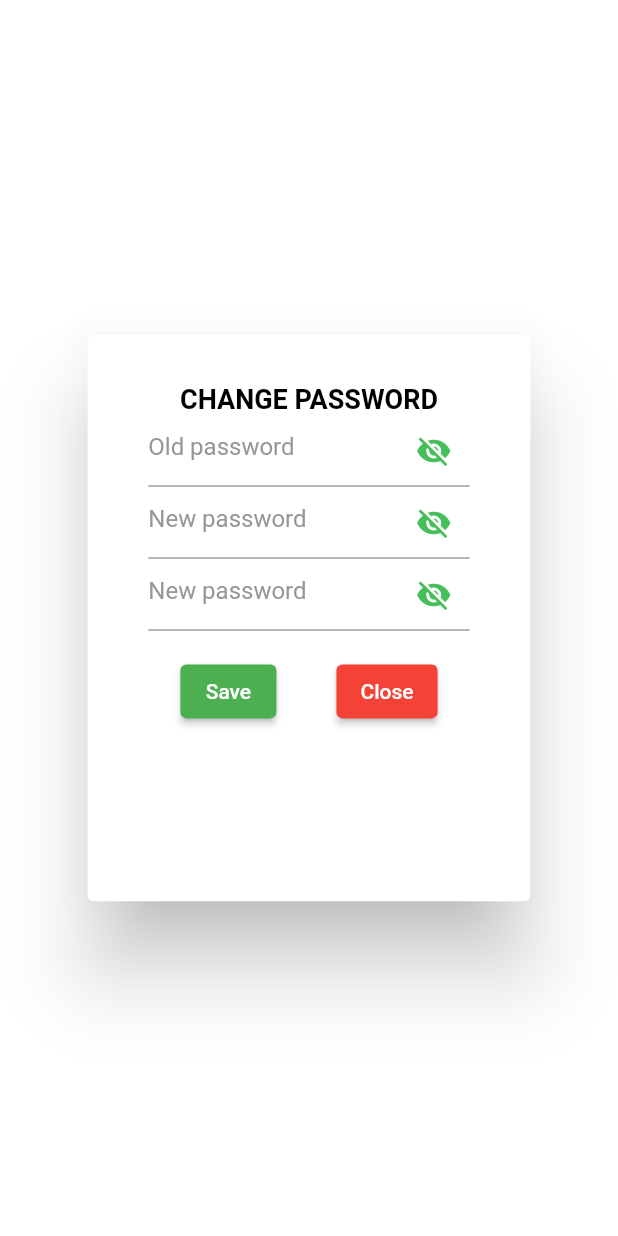
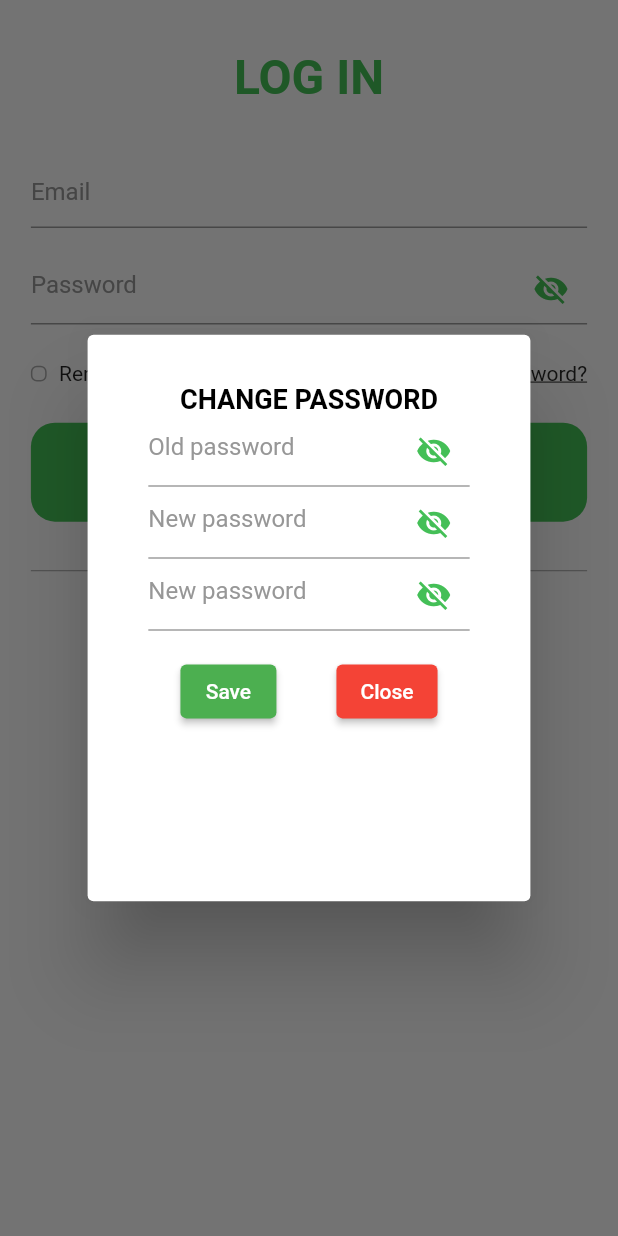
Before and after one commit to TranUy99/blood, a Flutter app: the LogInScreen screen opened directly, after a tap on an icon or button, on a phone screen of 412 x 824 dp. Run offline on Flutter 3.47's test engine with Material 2 defaults, Android fonts, the phone set to English and light mode, and no system bars; our stand-ins replace cached_network_image, carousel_slider, connectivity_plus, dio, flutter_rating_bar, get and 7 more; missing offline and left inert: custom_pop_up_menu, dart:ffi; accounts and stored records are empty; generated files the repository leaves out were written again; network calls fail; Roboto replaces fonts that are missing (Poppins).

```diff
--- a/lib/src/features/category/view_model/category_view_model.dart
+++ b/lib/src/features/category/view_model/category_view_model.dart
@@ -17,7 +17,7 @@ class CategoryViewModel {
         categoryFilterResponse =
             successCategoryFilterState.categoryFilterResponse!;
       } else if (state is ErrorCategoryFilterState) {
-        print('Category filter failed');
+        // print('Category filter failed');
       }
     });
 
--- /dev/null
+++ b/lib/src/features/forgot_password/view/forgot_password.dart
@@ -0,0 +1,214 @@
+import 'package:flutter/material.dart';
+
+import 'package:mobile_store/src/constant/color/color.dart';
+import 'package:mobile_store/src/constant/utils/validate.dart';
+import 'package:mobile_store/src/features/change_password/view_model/change_password_view_model.dart';
+import 'package:top_snackbar_flutter/custom_snack_bar.dart';
+import 'package:top_snackbar_flutter/top_snack_bar.dart';
+
+class ForgotPasswordScreen extends StatefulWidget {
+  const ForgotPasswordScreen({Key? key}) : super(key: key);
+  @override
+  State<ForgotPasswordScreen> createState() => _ForgotPasswordScreenState();
+}
+
+class _ForgotPasswordScreenState extends State<ForgotPasswordScreen> {
+  TextEditingController textPasswordController = TextEditingController();
+  TextEditingController textNewPasswordController = TextEditingController();
+  TextEditingController textOldPasswordController = TextEditingController();
+  TextEditingController textConfirmPasswordController = TextEditingController();
+  bool obscure = true;
+  ChangePasswordViewModel _changePasswordViewModel = ChangePasswordViewModel();
+  bool error = false;
+  bool errorNewPassword = false;
+  bool errorConfirmPassword = false;
+  String errorText = '';
+  String errorNewPasswordText = '';
+  String errorComFirmPasswordText = '';
+  @override
+  void dispose() {
+    // TODO: implement dispose
+    super.dispose();
+  }
+
+  @override
+  Widget build(BuildContext context) {
+    // var action;
+    return AlertDialog(
+      icon: SizedBox(
+        height: MediaQuery.of(context).size.height * 0.4,
+        width: MediaQuery.of(context).size.width * 0.6,
+        child: SingleChildScrollView(
+          child: Column(
+            children: [
+              Padding(
+                padding: EdgeInsets.only(top: MediaQuery.of(context).size.height * 0.01),
+                child: const Text('CHANGE PASSWORD',
+                    style: TextStyle(
+                      color: Colors.black,
+                      fontSize: 18,
+                      fontWeight: FontWeight.bold,
+                    )),
+              ),
+              Padding(
+                padding: EdgeInsets.symmetric(horizontal: MediaQuery.of(context).size.width * 0.04),
+                child: Column(
+                  children: [
+                    TextFormField(
+                      controller: textPasswordController,
+                      keyboardType: TextInputType.text,
+                      obscureText: obscure,
+                      decoration: InputDecoration(
+                          errorText: error ? errorText : null,
+                          hintText: 'Old password',
+                          hintStyle: const TextStyle(color: kTextFieldColor),
+                          focusedBorder: const UnderlineInputBorder(
+                              borderSide: BorderSide(color: kGreenColor)),
+                          suffixIcon: obscureChange()),
+                      onChanged: (value) {
+                        setState(() {
+                          // Check password
+                          if (value.isEmpty || Validate.checkInvalidateNewPassword(value)) {
+                            error = true;
+                            errorText = value.isEmpty
+                                ? 'Mật khẩu không được để trống'
+                                : 'Mật khẩu nên có chữ cái in hoa và kí tự đặc biệt';
+                          } else {
+                            error = false;
+                            errorText = '';
+                          }
+                        });
+                      },
+                    ),
+                    TextFormField(
+                      controller: textNewPasswordController,
+                      keyboardType: TextInputType.text,
+                      obscureText: obscure,
+                      decoration: InputDecoration(
+                          errorText: errorNewPassword ? errorNewPasswordText : null,
+                          hintText: 'New password',
+                          hintStyle: const TextStyle(color: kTextFieldColor),
+                          focusedBorder: const UnderlineInputBorder(
+                              borderSide: BorderSide(color: kGreenColor)),
+                          suffixIcon: obscureChange()),
+                      onChanged: (value) {
+                        setState(() {
+                          // Check password
+                          if (value.isEmpty || Validate.checkInvalidateNewPassword(value)) {
+                            errorNewPassword = true;
+                            errorNewPasswordText = value.isEmpty
+                                ? 'Mật khẩu không được để trống'
+                                : 'Mật khẩu nên có chữ cái in hoa và kí tự đặc biệt';
+                          } else {
+                            errorNewPassword = false;
+                            errorNewPasswordText = '';
+                          }
+                        });
+                      },
+                    ),
+                    TextFormField(
+                      controller: textConfirmPasswordController,
+                      keyboardType: TextInputType.text,
+                      obscureText: obscure,
+                      decoration: InputDecoration(
+                          errorText: errorConfirmPassword ? errorComFirmPasswordText : null,
+                          hintText: 'New password',
+                          hintStyle: const TextStyle(color: kTextFieldColor),
+                          focusedBorder: const UnderlineInputBorder(
+                              borderSide: BorderSide(color: kGreenColor)),
+                          suffixIcon: obscureChange()),
+                      onChanged: (value) {
+                        setState(() {
+                          // Check password
+                          if (textConfirmPasswordController.text !=
+                              textNewPasswordController.text) {
+                            errorConfirmPassword = true;
+                            errorComFirmPasswordText = 'Mật khẩu không trùng khớp';
+                          } else {
+                            errorConfirmPassword = false;
+                            errorComFirmPasswordText = '';
+                          }
+                        });
+                      },
+                    ),
+                  ],
+                ),
+              ),
+              GestureDetector(
+                onTap: () {},
+                child: Padding(
+                  padding: EdgeInsets.only(top: MediaQuery.of(context).size.height * 0.02),
+                  child: Row(
+                    mainAxisAlignment: MainAxisAlignment.center,
+                    children: [
+                      ElevatedButton(
+                        onPressed: () async {
+                          String oldPassword = textPasswordController.text;
+                          String newPassword = textNewPasswordController.text;
+                          final changPassword = await _changePasswordViewModel.changePassword(
+                              oldPassword, newPassword);
+                          if (changPassword == true) {
+                            showTopSnackBar(
+                              Overlay.of(context),
+                              const CustomSnackBar.error(
+                                message: 'Change password success',
+                                backgroundColor: Color.fromARGB(255, 32, 186, 38),
+                              ),
+                            );
+                            // Navigator.pop(context);
+                            // ignore: use_build_context_synchronously
+                          } else {
+                            showTopSnackBar(
+                              Overlay.of(context),
+                              const CustomSnackBar.error(
+                                message: 'Failed change password',
+                                backgroundColor: Colors.red,
+                              ),
+                            );
+                            // Navigator.pop(context);
+                          }
+                        },
+                        style: ButtonStyle(
+                          backgroundColor: MaterialStateProperty.all<Color>(Colors.green),
+                        ),
+                        child: const Text('Save'),
+                      ),
+                      const SizedBox(width: 40),
+                      ElevatedButton(
+                        onPressed: () {
+                          Navigator.pop(context);
+                        },
+                        style: ButtonStyle(
+                          backgroundColor: MaterialStateProperty.all<Color>(Colors.red),
+                        ),
+                        child: const Text('Close'),
+                      ),
+                    ],
+                  ),
+                ),
+              ),
+            ],
+          ),
+        ),
+      ),
+    );
+  }
+
+  Widget obscureChange() {
+    return IconButton(
+        onPressed: () {
+          setState(() {
+            obscure = !obscure;
+          });
+        },
+        icon: obscure
+            ? const Icon(
+          Icons.visibility_off,
+          color: kGreenColor,
+        )
+            : const Icon(
+          Icons.visibility,
+          color: kGreenColor,
+        ));
+  }
+}
--- a/lib/src/features/login/view/login.dart
+++ b/lib/src/features/login/view/login.dart
@@ -3,7 +3,8 @@ import 'package:flutter_gen/gen_l10n/app_localizations.dart';
 import 'package:get/get.dart';
 import 'package:mobile_store/main.dart';
 import 'package:mobile_store/src/constant/color/color.dart';
-import 'package:mobile_store/src/features/change_password/view/change_password.dart';
+import 'package:mobile_store/src/features/change_password/view/change_password_screen.dart';
+import 'package:mobile_store/src/features/forgot_password/view/forgot_password.dart';
 import 'package:mobile_store/src/features/home_page/view/navigation_home_page.dart';
 import 'package:mobile_store/src/features/login/view_model/login_view_model.dart';
 import 'package:mobile_store/src/features/login/widget/login_form.dart';
@@ -48,6 +49,7 @@ class _LogInScreenState extends State<LogInScreen> {
   void initState() {
     super.initState();
     _loginViewModel = LoginViewModel();
+    print('${getUser.email} - ${getUser.password} - ${getUser.isRemember}');
     isRemember = getUser.isRemember ?? false;
     if(isRemember){
       textEmailController.text = getUser.email ?? '';
@@ -107,11 +109,12 @@ class _LogInScreenState extends State<LogInScreen> {
                       ),
                       InkWell(
                         onTap: () {
-                          Navigator.push(
-                              context,
-                              MaterialPageRoute(
-                                  builder: (context) =>
-                                      const ChangePasswordScreen()));
+                          showDialog(
+                            context: context,
+                            builder: (BuildContext context) {
+                              return const ForgotPasswordScreen();
+                            },
+                          );
                         },
                         child: Text(
                           '${AppLocalizations.of(context)!.forgotPassword}?',
@@ -140,7 +143,7 @@ class _LogInScreenState extends State<LogInScreen> {
                       final int? loginStatus = await _loginViewModel.login(
                           email, password, isRemember);
 
-                      if (email.isNotEmpty || password.isNotEmpty) {
+                      if (email.isNotEmpty && password.isNotEmpty) {
                         if (loginStatus == LoginStatusEnum.successLogin.index) {
                           showTopSnackBar(
                               Overlay.of(context),
--- a/lib/src/features/profile/view/your_information.dart
+++ b/lib/src/features/profile/view/your_information.dart
@@ -4,7 +4,7 @@ import 'package:mobile_store/src/features/address/view/add_address.dart';
 import 'package:mobile_store/src/features/profile/widget/edit_information_form.dart';
 
 import '../../../constant/color/color.dart';
-import '../../change_password/view/change_password.dart';
+import '../../change_password/view/change_password_screen.dart';
 
 class YourInformation extends StatefulWidget {
   const YourInformation({Key? key}) : super(key: key);
--- a/lib/src/features/sign_up/bloc/sign_up_bloc.dart
+++ b/lib/src/features/sign_up/bloc/sign_up_bloc.dart
@@ -1,6 +1,7 @@
 import 'dart:async';
 import 'dart:developer';
 
+import 'package:mobile_store/main.dart';
 import 'package:mobile_store/src/features/sign_up/bloc/sign_up_event.dart';
 import 'package:mobile_store/src/features/sign_up/bloc/sign_up_state.dart';
 import 'package:mobile_store/src/features/sign_up/service/sign_up_servie.dart';
@@ -26,7 +27,9 @@ class SignUpBloc {
 
         if (signUpResult.message == null) {
           _signUpStateSubject.sink.add(SuccessSignUpState(true));
-
+          getUser.email = email;
+          getUser.password = password;
+          getUser.isRemember = true;
         } else {
           _signUpStateSubject.sink.add(ErrorSignUpState("error"));
 
```
Also changed, not shown: lib/src/features/category/view/category_screen.dart (+31 -13 lines), lib/src/features/sign_up/view/sign_up.dart (+4 -4 lines), lib/src/features/change_password/view/change_password_screen.dart (renamed from lib/src/features/change_password/view/change_password.dart).
